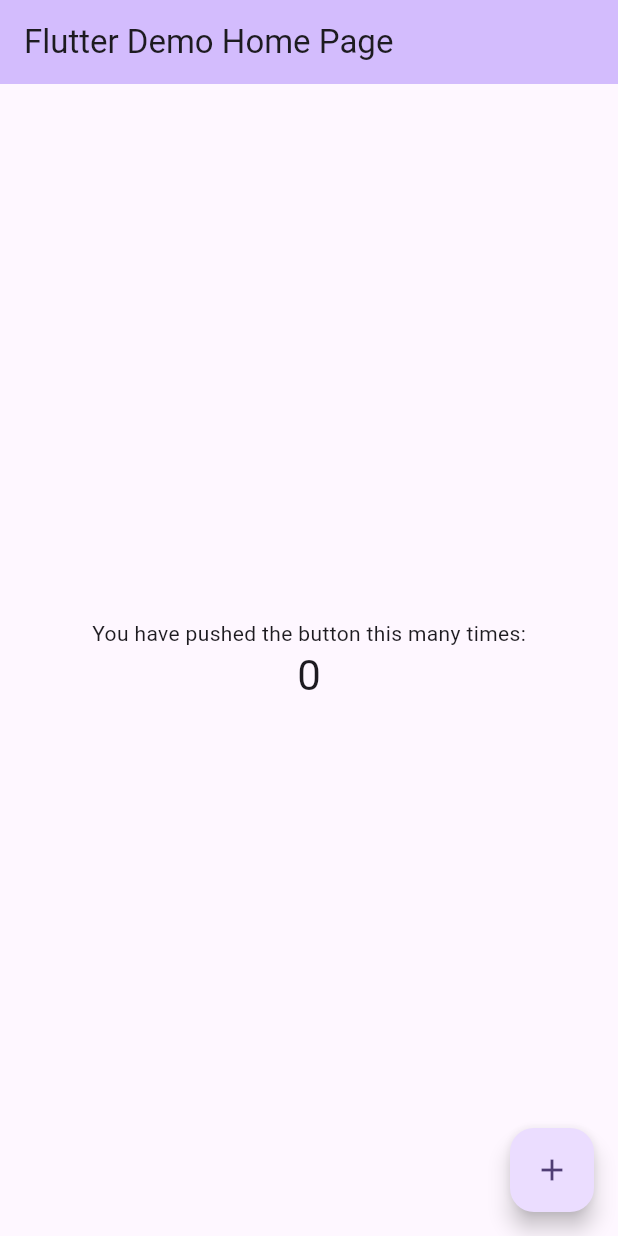
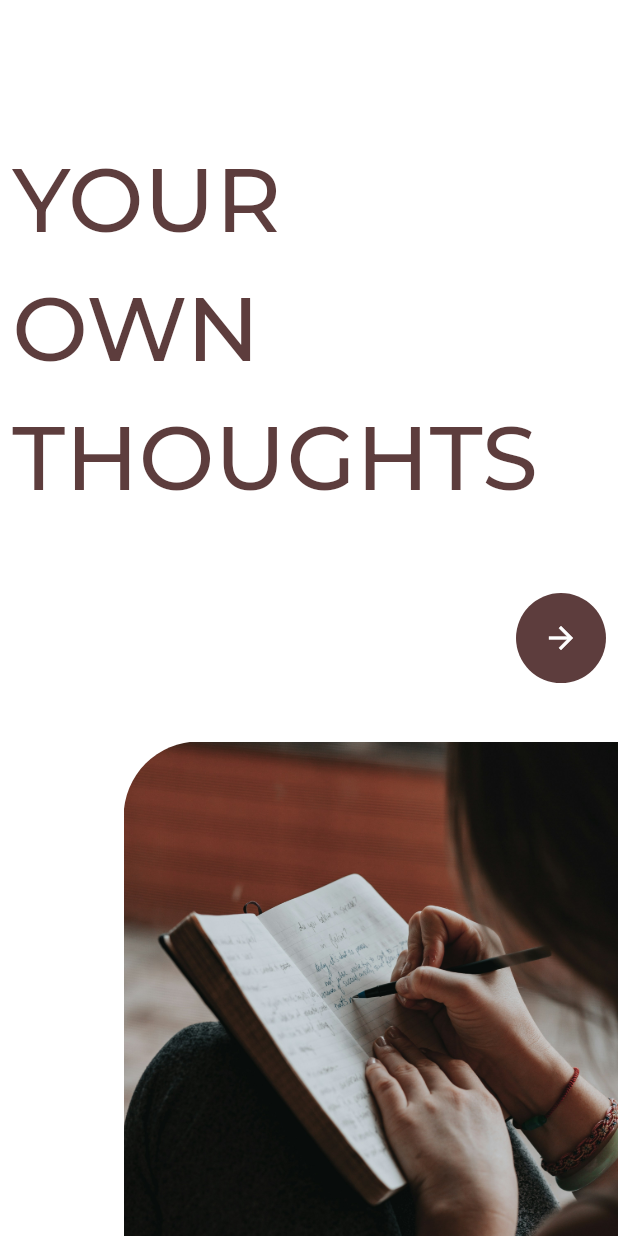
Before and after one commit to Kuntal-Gain/SmartJournal, a Flutter app: the screen it shows after launch, on a phone screen of 412 x 824 dp. Run offline on Flutter 3.47's test engine with Material 3 defaults, Android fonts, the phone set to English and light mode, and no system bars; our stand-ins replace google_fonts.

Commit message:
[DAY1] Implemented Splash Screen + Initiation of Home Screen

```diff
--- a/lib/main.dart
+++ b/lib/main.dart
@@ -1,4 +1,5 @@
 import 'package:flutter/material.dart';
+import 'package:personal_dairy/screens/splash_screen.dart';
 
 void main() {
   runApp(const MyApp());
@@ -7,119 +8,11 @@
 class MyApp extends StatelessWidget {
   const MyApp({super.key});
 
-  // This widget is the root of your application.
   @override
   Widget build(BuildContext context) {
     return MaterialApp(
-      title: 'Flutter Demo',
-      theme: ThemeData(
-        // This is the theme of your application.
-        //
-        // TRY THIS: Try running your application with "flutter run". You'll see
-        // the application has a purple toolbar. Then, without quitting the app,
-        // try changing the seedColor in the colorScheme below to Colors.green
-        // and then invoke "hot reload" (save your changes or press the "hot
-        // reload" button in a Flutter-supported IDE, or press "r" if you used
-        // the command line to start the app).
-        //
-        // Notice that the counter didn't reset back to zero; the application
-        // state is not lost during the reload. To reset the state, use hot
-        // restart instead.
-        //
-        // This works for code too, not just values: Most code changes can be
-        // tested with just a hot reload.
-        colorScheme: ColorScheme.fromSeed(seedColor: Colors.deepPurple),
-        useMaterial3: true,
-      ),
-      home: const MyHomePage(title: 'Flutter Demo Home Page'),
+      debugShowCheckedModeBanner: false,
+      home: SplashScreen(),
     );
   }
 }
-
-class MyHomePage extends StatefulWidget {
-  const MyHomePage({super.key, required this.title});
-
-  // This widget is the home page of your application. It is stateful, meaning
-  // that it has a State object (defined below) that contains fields that affect
-  // how it looks.
-
-  // This class is the configuration for the state. It holds the values (in this
-  // case the title) provided by the parent (in this case the App widget) and
-  // used by the build method of the State. Fields in a Widget subclass are
-  // always marked "final".
-
-  final String title;
-
-  @override
-  State<MyHomePage> createState() => _MyHomePageState();
-}
-
-class _MyHomePageState extends State<MyHomePage> {
-  int _counter = 0;
-
-  void _incrementCounter() {
-    setState(() {
-      // This call to setState tells the Flutter framework that something has
-      // changed in this State, which causes it to rerun the build method below
-      // so that the display can reflect the updated values. If we changed
-      // _counter without calling setState(), then the build method would not be
-      // called again, and so nothing would appear to happen.
-      _counter++;
-    });
-  }
-
-  @override
-  Widget build(BuildContext context) {
-    // This method is rerun every time setState is called, for instance as done
-    // by the _incrementCounter method above.
-    //
-    // The Flutter framework has been optimized to make rerunning build methods
-    // fast, so that you can just rebuild anything that needs updating rather
-    // than having to individually change instances of widgets.
-    return Scaffold(
-      appBar: AppBar(
-        // TRY THIS: Try changing the color here to a specific color (to
-        // Colors.amber, perhaps?) and trigger a hot reload to see the AppBar
-        // change color while the other colors stay the same.
-        backgroundColor: Theme.of(context).colorScheme.inversePrimary,
-        // Here we take the value from the MyHomePage object that was created by
-        // the App.build method, and use it to set our appbar title.
-        title: Text(widget.title),
-      ),
-      body: Center(
-        // Center is a layout widget. It takes a single child and positions it
-        // in the middle of the parent.
-        child: Column(
-          // Column is also a layout widget. It takes a list of children and
-          // arranges them vertically. By default, it sizes itself to fit its
-          // children horizontally, and tries to be as tall as its parent.
-          //
-          // Column has various properties to control how it sizes itself and
-          // how it positions its children. Here we use mainAxisAlignment to
-          // center the children vertically; the main axis here is the vertical
-          // axis because Columns are vertical (the cross axis would be
-          // horizontal).
-          //
-          // TRY THIS: Invoke "debug painting" (choose the "Toggle Debug Paint"
-          // action in the IDE, or press "p" in the console), to see the
-          // wireframe for each widget.
-          mainAxisAlignment: MainAxisAlignment.center,
-          children: <Widget>[
-            const Text(
-              'You have pushed the button this many times:',
-            ),
-            Text(
-              '$_counter',
-              style: Theme.of(context).textTheme.headlineMedium,
-            ),
-          ],
-        ),
-      ),
-      floatingActionButton: FloatingActionButton(
-        onPressed: _incrementCounter,
-        tooltip: 'Increment',
-        child: const Icon(Icons.add),
-      ), // This trailing comma makes auto-formatting nicer for build methods.
-    );
-  }
-}
--- /dev/null
+++ b/lib/screens/splash_screen.dart
@@ -0,0 +1,77 @@
+import 'package:flutter/material.dart';
+import 'package:google_fonts/google_fonts.dart';
+import 'package:personal_dairy/screens/home_screen.dart';
+
+class SplashScreen extends StatefulWidget {
+  const SplashScreen({super.key});
+
+  @override
+  State<SplashScreen> createState() => _SplashScreenState();
+}
+
+class _SplashScreenState extends State<SplashScreen> {
+  @override
+  Widget build(BuildContext context) {
+    final mq = MediaQuery.of(context).size;
+
+    return Scaffold(
+      backgroundColor: Colors.white,
+      body: Column(
+        mainAxisAlignment: MainAxisAlignment.spaceBetween,
+        crossAxisAlignment: CrossAxisAlignment.start,
+        children: [
+          Container(
+            margin: EdgeInsets.only(top: mq.height * 0.1),
+            child: Column(
+              children: [
+                Padding(
+                  padding: const EdgeInsets.all(8.0),
+                  child: Text(
+                    "YOUR \nOWN \nTHOUGHTS",
+                    style: GoogleFonts.montserrat(
+                      fontSize: 60,
+                      fontWeight: FontWeight.w500,
+                      color: Color(0XFF5D3D3D),
+                    ),
+                  ),
+                ),
+              ],
+            ),
+          ),
+          Padding(
+            padding: const EdgeInsets.all(8.0),
+            child: Align(
+              alignment: Alignment.centerRight,
+              child: CircleAvatar(
+                backgroundColor: Color(0XFF5D3D3D),
+                radius: 30,
+                child: IconButton(
+                  onPressed: () {
+                    Navigator.push(context,
+                        MaterialPageRoute(builder: (_) => HomeScreen()));
+                  },
+                  icon: Icon(
+                    Icons.arrow_forward,
+                    color: Colors.white,
+                  ),
+                ),
+              ),
+            ),
+          ),
+          Container(
+            margin: EdgeInsets.only(left: mq.width * 0.2),
+            height: mq.height * 0.4,
+            width: mq.height * 0.4,
+            child: ClipRRect(
+              borderRadius: BorderRadius.only(topLeft: Radius.circular(50)),
+              child: Image.asset(
+                "assets/splash.jpg",
+                fit: BoxFit.cover,
+              ),
+            ),
+          ),
+        ],
+      ),
+    );
+  }
+}
```
Also changed, not shown: lib/screens/home_screen.dart (added, +75 -0 lines), pubspec.yaml (+6 -62 lines), assets/catalog.jpg (added), assets/splash.jpg (added), pubspec.lock, 1 other file.
